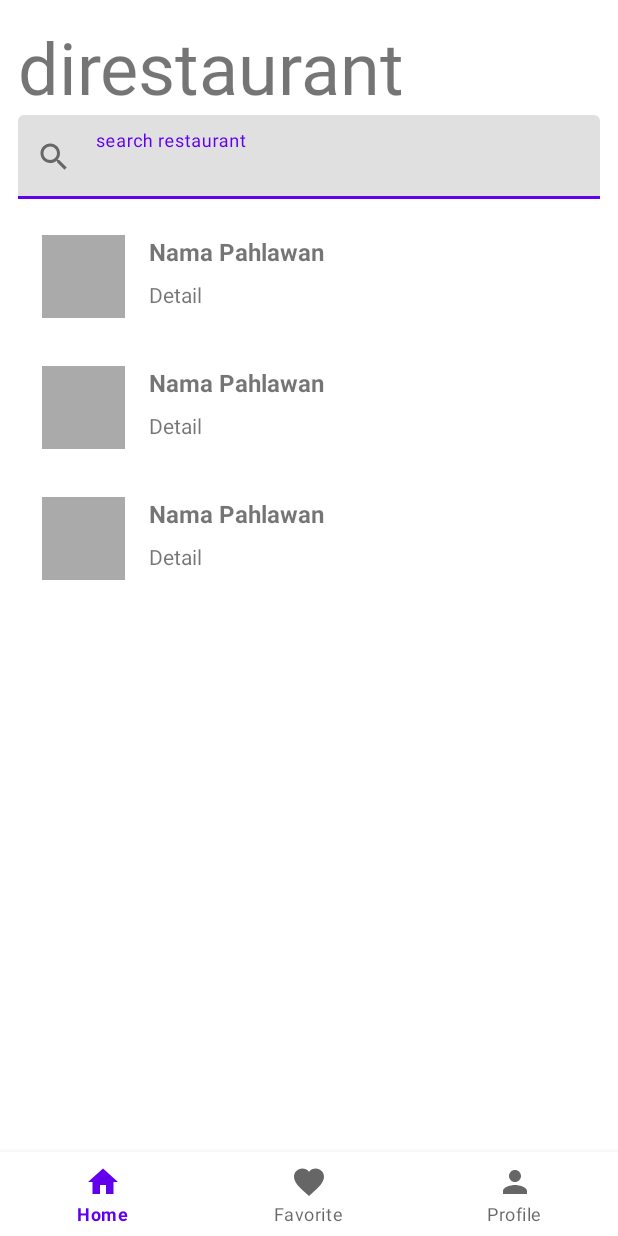
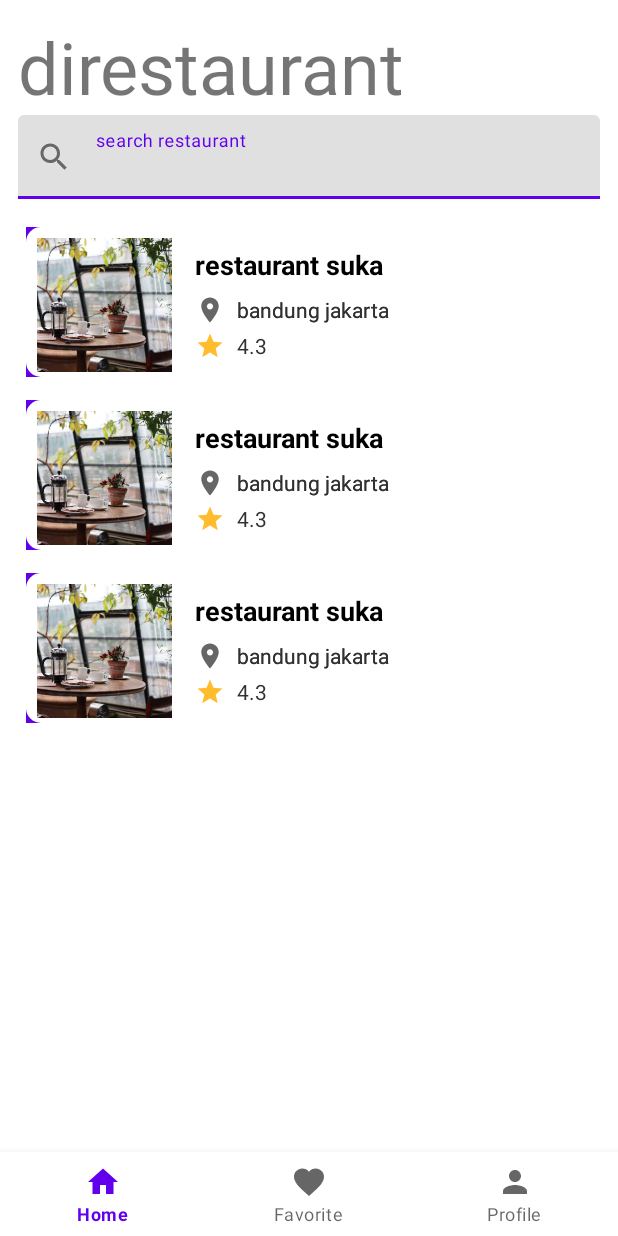
Before and after one commit to faniabdullah/Android-Programming-for-Beginners, an Android app: the layout activity_main.xml on its own in the app's theme, with its tools: preview values and no code run, on a phone screen of 412 x 824 dp. Run offline under Robolectric (Android 15) with nearby library versions, the phone set to English and light mode, and no system bars; plain views replace SwipeRevealLayout.

Commit message:
main activity

```diff
--- a/app/build.gradle
+++ b/app/build.gradle
@@ -1,6 +1,7 @@
 plugins {
     id 'com.android.application'
     id 'kotlin-android'
+    id 'kotlin-parcelize'
 }
 
 android {
--- /dev/null
+++ b/app/src/main/java/com/faniabdullah/bangkit/adapter/RestaurantAdapter.kt
@@ -0,0 +1,4 @@
+package com.faniabdullah.bangkit.adapter
+
+class RestaurantAdapter {
+}
--- a/app/src/main/res/drawable-v24/shape_rounded_main_card.xml
+++ b/app/src/main/res/drawable-v24/shape_rounded_main_card.xml
@@ -2,7 +2,7 @@
 <selector xmlns:android="http://schemas.android.com/apk/res/android">
     <item>
         <shape>
-            <corners android:topLeftRadius="8pt" android:bottomLeftRadius="8pt" android:topRightRadius="0pt" android:bottomRightRadius="0pt"/>
+            <corners android:radius="10dp"/>
             <gradient
                 android:endColor="@color/white"
                 android:startColor="@color/white"/>
--- /dev/null
+++ b/app/src/main/res/drawable/ic_baseline_location_on_24.xml
@@ -0,0 +1,10 @@
+<vector xmlns:android="http://schemas.android.com/apk/res/android"
+    android:width="24dp"
+    android:height="24dp"
+    android:viewportWidth="24"
+    android:viewportHeight="24"
+    android:tint="?attr/colorControlNormal">
+  <path
+      android:fillColor="@android:color/white"
+      android:pathData="M12,2C8.13,2 5,5.13 5,9c0,5.25 7,13 7,13s7,-7.75 7,-13c0,-3.87 -3.13,-7 -7,-7zM12,11.5c-1.38,0 -2.5,-1.12 -2.5,-2.5s1.12,-2.5 2.5,-2.5 2.5,1.12 2.5,2.5 -1.12,2.5 -2.5,2.5z"/>
+</vector>
--- /dev/null
+++ b/app/src/main/res/drawable/ic_baseline_star_24.xml
@@ -0,0 +1,5 @@
+<vector android:height="24dp" android:tint="#FFBD2E"
+    android:viewportHeight="24" android:viewportWidth="24"
+    android:width="24dp" xmlns:android="http://schemas.android.com/apk/res/android">
+    <path android:fillColor="@android:color/white" android:pathData="M12,17.27L18.18,21l-1.64,-7.03L22,9.24l-7.19,-0.61L12,2 9.19,8.63 2,9.24l5.46,4.73L5.82,21z"/>
+</vector>
--- a/app/src/main/res/drawable/shape.xml
+++ b/app/src/main/res/drawable/shape.xml
@@ -1,5 +1,5 @@
 <?xml version="1.0" encoding="utf-8"?>
 <shape xmlns:android="http://schemas.android.com/apk/res/android">
-    <solid android:color="@color/cardview_light_background"></solid>
-    <corners android:radius="10dp"></corners>
+    <solid android:color="@color/cardview_light_background" />
+    <corners android:radius="10dp" />
 </shape>
--- a/app/src/main/res/layout/activity_main.xml
+++ b/app/src/main/res/layout/activity_main.xml
@@ -11,7 +11,6 @@
         android:id="@+id/nestedScrollView"
         android:layout_width="match_parent"
         android:layout_height="0dp"
-        android:layout_marginBottom="16dp"
         android:padding="12dp"
         app:layout_constraintBottom_toTopOf="@+id/navigation"
         app:layout_constraintEnd_toEndOf="parent"
@@ -22,22 +21,21 @@
 
         <LinearLayout
             android:layout_width="match_parent"
-            android:layout_height="400dp"
+            android:layout_height="wrap_content"
             android:orientation="vertical">
+
             <TextView
                 android:id="@+id/title"
                 android:layout_width="match_parent"
                 android:layout_height="wrap_content"
                 android:text="@string/direstaurant"
-                android:textSize="48sp"
-                />
+                android:textSize="48sp" />
 
             <com.google.android.material.textfield.TextInputLayout
                 android:layout_width="match_parent"
                 android:layout_height="match_parent"
                 android:backgroundTint="@android:color/transparent"
-                app:startIconDrawable="@drawable/ic_baseline_search_24"
-                >
+                app:startIconDrawable="@drawable/ic_baseline_search_24">
 
                 <com.google.android.material.textfield.TextInputEditText
                     android:layout_width="match_parent"
@@ -48,9 +46,12 @@
             <androidx.recyclerview.widget.RecyclerView
                 android:id="@+id/rv_heroes"
                 android:layout_width="match_parent"
-                android:layout_height="match_parent"
+                android:layout_height="wrap_content"
                 android:layout_marginTop="8dp"
-                tools:listitem="@layout/item_row_hero" />
+
+                android:layout_marginBottom="20dp"
+                android:padding="5dp"
+                tools:listitem="@layout/item_cardview_hero" />
 
         </LinearLayout>
     </androidx.core.widget.NestedScrollView>
--- a/app/src/main/res/layout/item_cardview_hero.xml
+++ b/app/src/main/res/layout/item_cardview_hero.xml
@@ -1,22 +1,138 @@
+<?xml version="1.0" encoding="utf-8"?>
 <com.chauthai.swipereveallayout.SwipeRevealLayout
     xmlns:android="http://schemas.android.com/apk/res/android"
     xmlns:app="http://schemas.android.com/apk/res-auto"
+    xmlns:tools="http://schemas.android.com/tools"
+    android:id="@+id/restaurant_list"
     android:layout_width="match_parent"
-    android:layout_height="match_parent"
-    app:mode="same_level"
-    app:dragEdge="left"
-    layout_height="wrap_content">
+    android:layout_height="wrap_content"
+    android:layout_marginBottom="10dp"
+    android:layout_marginTop="5dp"
+    app:dragEdge="right"
+    app:mode="normal">
 
-    <!-- Your secondary layout here -->
     <FrameLayout
-        android:layout_width="wrap_content"
-        android:layout_height="match_parent" >
+        android:id="@+id/bookmark"
+        android:layout_width="100dp"
+        android:layout_height="100dp"
+        android:background="@color/purple_500"
+        >
 
+        <LinearLayout
+            android:layout_width="match_parent"
+            android:layout_height="wrap_content"
+            android:layout_gravity="center"
+            android:gravity="center"
+            android:orientation="vertical"
+            android:padding="10dp">
+            <ImageView
+                android:id="@+id/bookmark_icon"
+                android:layout_width="wrap_content"
+                android:layout_height="wrap_content"
+                android:layout_gravity="center"
+                android:src="@drawable/ic_baseline_bookmark_border_24"
+                android:contentDescription="@string/app_name" />
+        </LinearLayout>
     </FrameLayout>
 
-    <!-- Your main layout here -->
     <FrameLayout
         android:layout_width="match_parent"
-        android:layout_height="match_parent" />
+        android:layout_height="100dp"
+        android:padding="2dp"
+        android:background="@drawable/shape"
+        >
 
+        <androidx.constraintlayout.widget.ConstraintLayout
+            android:id="@+id/layout"
+            android:layout_width="match_parent"
+            android:layout_height="100dp"
+            android:elevation="5dp"
+            android:padding="5dp">
+
+            <ImageView
+                android:id="@+id/img_data_restaurant"
+                android:layout_width="90dp"
+                android:layout_height="wrap_content"
+                android:background="@drawable/shape"
+                android:contentDescription="@string/app_name"
+                android:scaleType="centerCrop"
+                android:transitionName="image"
+                app:layout_constraintStart_toStartOf="parent"
+                app:layout_constraintTop_toTopOf="parent"
+                tools:src="@drawable/restaurant" />
+
+            <TextView
+                android:id="@+id/tv_restaurant_name"
+                android:layout_width="wrap_content"
+                android:layout_height="wrap_content"
+                android:layout_alignParentEnd="true"
+                android:layout_marginStart="15dp"
+                android:layout_marginTop="5dp"
+                android:text="restaurant suka"
+                android:textColor="@color/black"
+                android:textSize="18sp"
+                android:textStyle="bold"
+                app:layout_constraintStart_toEndOf="@+id/img_data_restaurant"
+                app:layout_constraintTop_toTopOf="parent" />
+
+            <ImageView
+                android:id="@+id/img_rating_menu"
+                android:layout_width="20dp"
+                android:layout_height="20dp"
+                android:layout_marginLeft="15dp"
+                android:layout_marginTop="8dp"
+                android:contentDescription="@string/app_name"
+                android:src="@drawable/ic_baseline_location_on_24"
+                app:layout_constraintLeft_toRightOf="@id/img_data_restaurant"
+                app:layout_constraintTop_toBottomOf="@id/tv_restaurant_name" />
+
+            <ImageView
+                android:id="@+id/img_rating_menu2"
+                android:layout_width="20dp"
+                android:layout_height="20dp"
+                android:layout_marginLeft="15dp"
+                android:layout_marginTop="4dp"
+                android:contentDescription="@string/app_name"
+                android:src="@drawable/ic_baseline_star_24"
+                app:layout_constraintLeft_toRightOf="@id/img_data_restaurant"
+                app:layout_constraintTop_toBottomOf="@+id/img_rating_menu" />
+
+            <TextView
+                android:id="@+id/tv_menu_desc"
+                android:layout_width="wrap_content"
+                android:layout_height="wrap_content"
+                android:layout_marginStart="8dp"
+                android:layout_marginTop="8dp"
+                android:text="bandung jakarta"
+                android:textColor="#313131"
+                android:textSize="14sp"
+                app:layout_constraintStart_toEndOf="@+id/img_rating_menu"
+                app:layout_constraintTop_toBottomOf="@+id/tv_restaurant_name" />
+
+            <TextView
+                android:id="@+id/tv_menu_desc2"
+                android:layout_width="wrap_content"
+                android:layout_height="wrap_content"
+                android:layout_marginStart="8dp"
+                android:layout_marginTop="8dp"
+                android:text="bandung jakarta"
+                android:textColor="#313131"
+                android:textSize="14sp"
+                app:layout_constraintStart_toEndOf="@+id/img_rating_menu"
+                app:layout_constraintTop_toBottomOf="@+id/tv_restaurant_name" />
+
+            <TextView
+                android:id="@+id/tv_menu_desc3"
+                android:layout_width="wrap_content"
+                android:layout_height="wrap_content"
+                android:layout_marginStart="8dp"
+                android:layout_marginTop="32dp"
+                android:text="4.3"
+                android:textColor="#313131"
+                android:textSize="14sp"
+                app:layout_constraintStart_toEndOf="@+id/img_rating_menu2"
+                app:layout_constraintTop_toBottomOf="@+id/tv_restaurant_name" />
+
+        </androidx.constraintlayout.widget.ConstraintLayout>
+    </FrameLayout>
 </com.chauthai.swipereveallayout.SwipeRevealLayout>
--- a/app/src/main/res/values/colors.xml
+++ b/app/src/main/res/values/colors.xml
@@ -7,4 +7,5 @@
     <color name="teal_700">#FF018786</color>
     <color name="black">#FF000000</color>
     <color name="white">#FFFFFFFF</color>
+    <color name="whiteBackground">#F0EFF4</color>
 </resources>
--- a/app/src/main/res/values/themes.xml
+++ b/app/src/main/res/values/themes.xml
@@ -4,7 +4,7 @@
         <!-- Primary brand color. -->
         <item name="colorPrimary">@color/purple_500</item>
         <item name="colorPrimaryVariant">@color/purple_700</item>
-        <item name="colorOnPrimary">@color/white</item>
+        <item name="colorOnPrimary">@color/whiteBackground</item>
         <!-- Secondary brand color. -->
         <item name="colorSecondary">@color/teal_200</item>
         <item name="colorSecondaryVariant">@color/teal_700</item>
```
Also changed, not shown: app/src/main/java/com/faniabdullah/bangkit/data/RestaurantData.kt (added, +129 -0 lines), app/src/main/java/com/faniabdullah/bangkit/model/Restaurant.kt (added, +15 -0 lines), app/src/main/res/drawable/restaurant.png (added).
